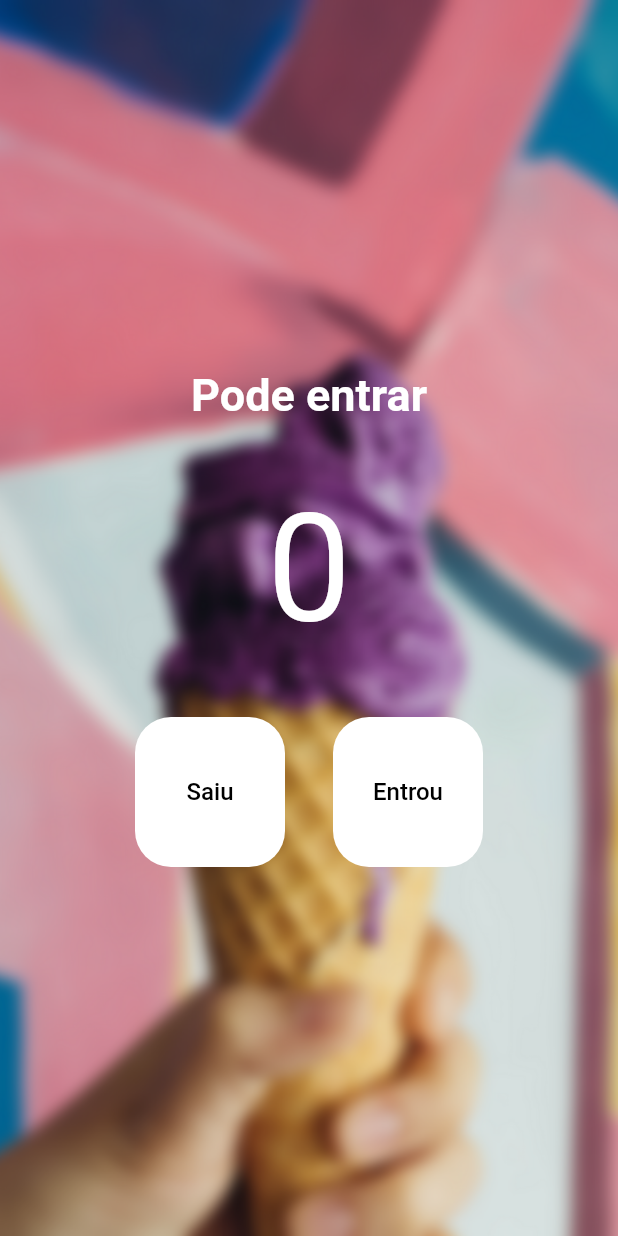
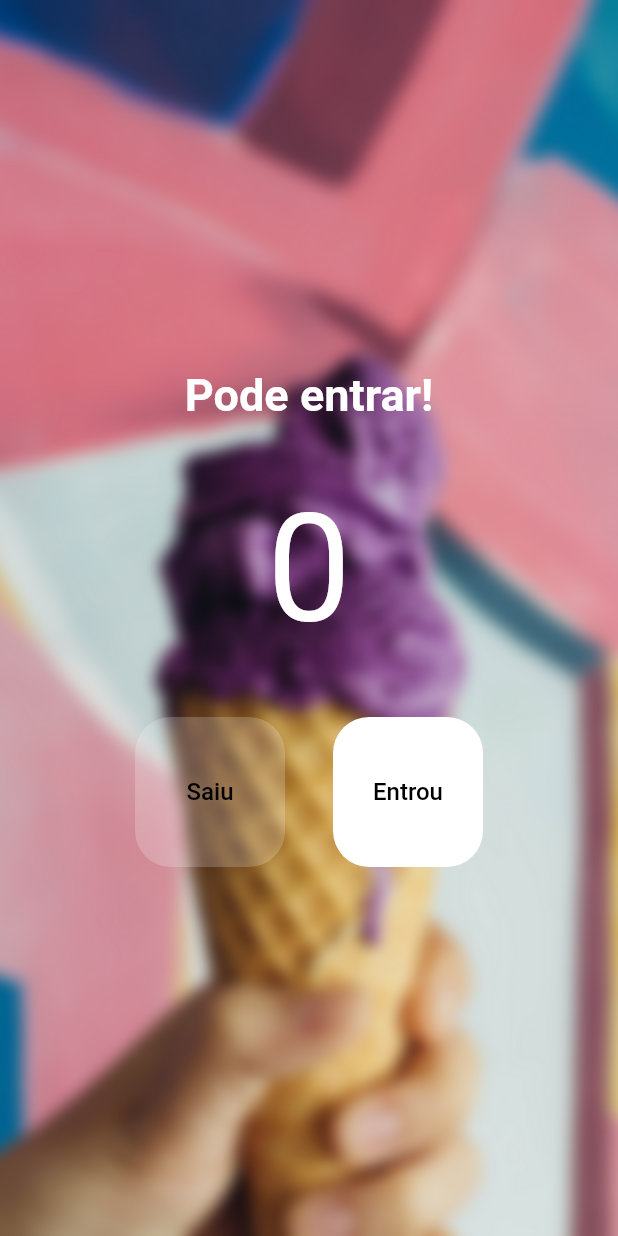
Before and after one commit to martadrozsa/flutter-dart-course, a Flutter app: the screen it shows after launch, on a phone screen of 412 x 824 dp. Run offline on Flutter 3.47's test engine with Material 2 defaults, Android fonts, the phone set to English and light mode, and no system bars.

Commit message:
App finished

```diff
--- a/app_contador_pessoas/lib/main.dart
+++ b/app_contador_pessoas/lib/main.dart
@@ -16,16 +16,32 @@
   }
 }
 
-class HomePage extends StatelessWidget {
+class HomePage extends StatefulWidget {
   const HomePage({Key? key}) : super(key: key);
 
+  @override
+  _HomePageState createState() => _HomePageState();
+}
+
+class _HomePageState extends State<HomePage> {
+  int count = 0;
+
   void decrement() {
-    print('Decrement');
+    setState(() {
+      count--;
+    });
+    print(count);
   }
 
   void increment() {
-    print('Increment');
+    setState(() {
+      count++;
+    });
+    print(count);
   }
+
+  bool get isEmpty => count == 0;
+  bool get isFull => count == 20;
 
   @override
   Widget build(BuildContext context) {
@@ -41,21 +57,21 @@
         child: Column(
           mainAxisAlignment: MainAxisAlignment.center,
           children: [
-            const Text(
-              'Pode entrar',
-              style: TextStyle(
+            Text(
+              isFull ? 'Lotado' :'Pode entrar!',
+              style: const TextStyle(
                 fontSize: 30,
                 color: Colors.white,
                 fontWeight: FontWeight.w700,
               ),
             ),
-            const Padding(
-              padding: EdgeInsets.all(40),
+            Padding(
+              padding: const EdgeInsets.all(40),
               child: Text(
-                '0',
+                '$count',
                 style: TextStyle(
                   fontSize: 100,
-                  color: Colors.white,
+                  color: isFull ? Colors.red : Colors.white,
                 ),
               ),
             ),
@@ -63,9 +79,9 @@
               mainAxisAlignment: MainAxisAlignment.center,
               children: [
                 TextButton(
-                  onPressed: decrement,
+                  onPressed: isEmpty ? null : decrement,
                   style: TextButton.styleFrom(
-                    backgroundColor: Colors.white,
+                    backgroundColor: isEmpty ? Colors.white.withOpacity(0.2) : Colors.white,
                     fixedSize: const Size(100, 100),
                     primary: Colors.black,
                     shape: RoundedRectangleBorder(
@@ -82,9 +98,9 @@
                 ),
                 const SizedBox(width: 32),
                 TextButton(
-                  onPressed: increment,
+                  onPressed: isFull ? null : increment,
                   style: TextButton.styleFrom(
-                    backgroundColor: Colors.white,
+                    backgroundColor: isFull ? Colors.white.withOpacity(0.2) : Colors.white,
                     fixedSize: const Size(100, 100),
                     primary: Colors.black,
                     shape: RoundedRectangleBorder(
```
